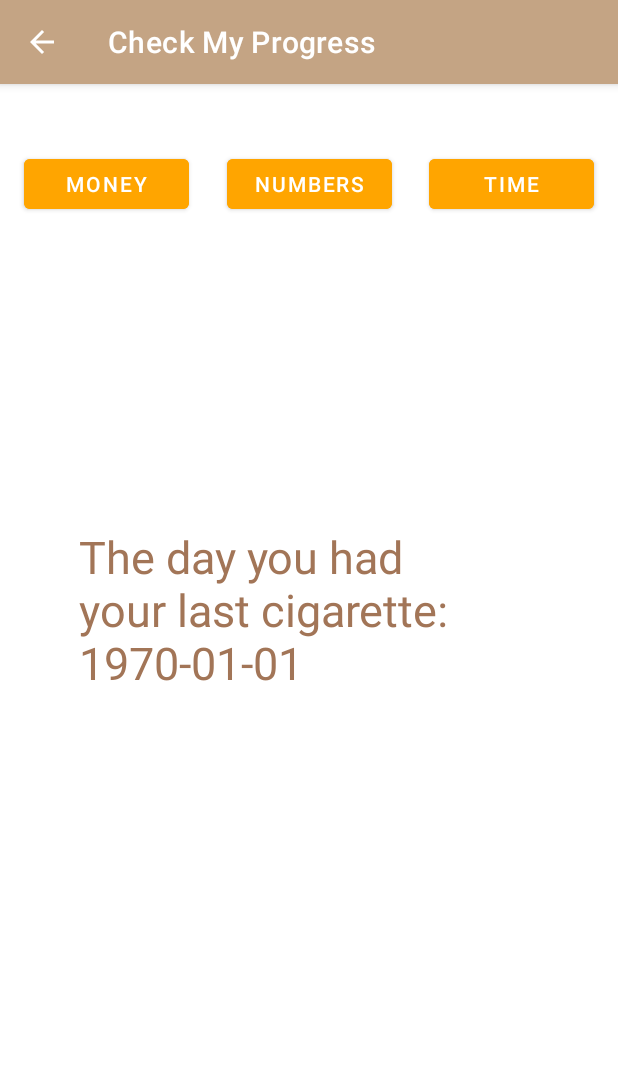
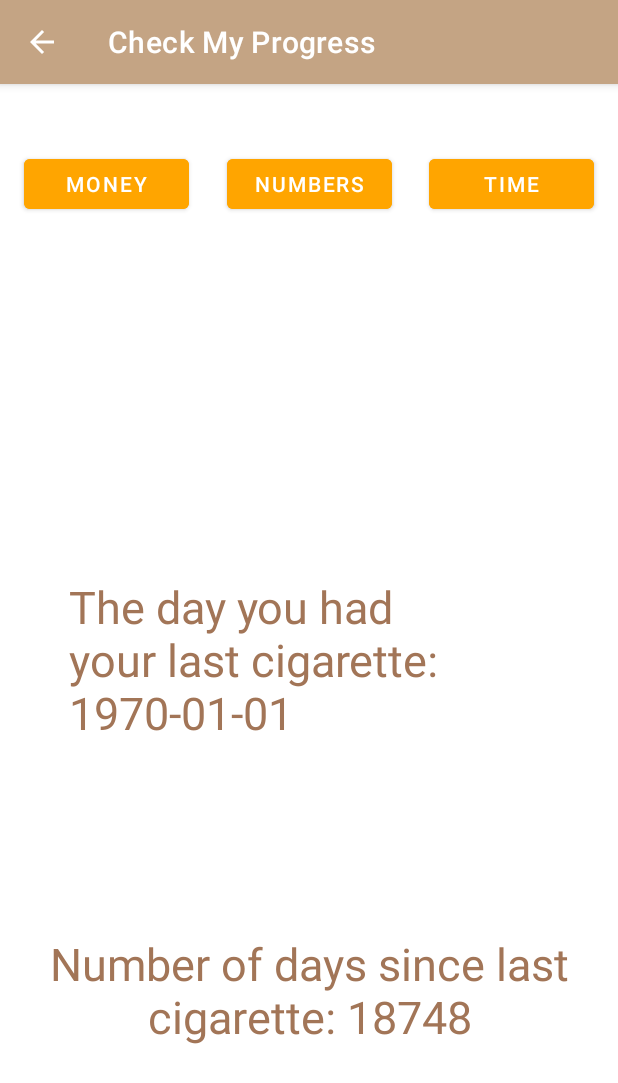
Before and after one commit to BenPare/Nicotine-Knock-App, an Android app: the fragment TimeFragment placed in its activity, on a phone screen of 412 x 824 dp. Shown: the top 1083 px of the screen. Run offline under Robolectric (Android 15) with nearby library versions, the phone set to English and light mode, and no system bars.

Commit message:
added a static method to main activity that calculates the number of days between two points.  This method is called in the time fragment and the share button to calculate the number of days between two times which are the last time the user had a cigarette and now.

```diff
--- a/app/src/main/java/fsu/csc3560/bp/nicotineknock/MainActivity.java
+++ b/app/src/main/java/fsu/csc3560/bp/nicotineknock/MainActivity.java
@@ -22,6 +22,7 @@ import android.widget.Toast;
 import java.math.BigDecimal;
 import java.math.MathContext;
 import java.text.SimpleDateFormat;
+import java.time.temporal.ChronoUnit;
 import java.util.Date;
 
 public class MainActivity extends AppCompatActivity {
@@ -106,10 +107,12 @@ public class MainActivity extends AppCompatActivity {
 
         SimpleDateFormat formatter = new SimpleDateFormat("yyyy-MM-dd");
         Date date = new Date(lastTime);
+        Date now = new Date(System.currentTimeMillis());
 
         String currency = sharedPref.getString(getString(R.string.saved_currency), "Dollars");
 
         String txt = "I have saved " + rounded + " " + currency + " by not smoking cigarettes! \n" +
+                "It has been " + MainActivity.getDayCount(formatter.format(date), formatter.format(now)) + " day(s) since my last cigarette! \n" +
                 "I have not had a cigarette since " + formatter.format(date) + "!";
         String mimeType = "text/plain";
         ShareCompat.IntentBuilder
@@ -136,4 +139,20 @@ public class MainActivity extends AppCompatActivity {
         quoteAlert.show(inspoFrag, "Inspirational Quote Dialog Fragment");
 
     }
+
+    private static SimpleDateFormat simpleDateFormat = new SimpleDateFormat("yyyy-MM-dd");
+
+    public static long getDayCount(String start, String end) {
+        long diff = -1;
+        try {
+            Date dateStart = simpleDateFormat.parse(start);
+            Date dateEnd = simpleDateFormat.parse(end);
+
+            //time is always 00:00:00, so rounding should help to ignore the missing hour when going from winter to summer time, as well as the extra hour in the other direction
+            diff = Math.round((dateEnd.getTime() - dateStart.getTime()) / (double) 86400000);
+        } catch (Exception e) {
+            //handle the exception according to your own situation
+        }
+        return diff;
+    }
 }
--- a/app/src/main/java/fsu/csc3560/bp/nicotineknock/TimeFragment.java
+++ b/app/src/main/java/fsu/csc3560/bp/nicotineknock/TimeFragment.java
@@ -24,9 +24,13 @@ public class TimeFragment extends Fragment {
 
         SimpleDateFormat formatter = new SimpleDateFormat("yyyy-MM-dd");
         Date date = new Date(lastTime);
+        Date now = new Date(System.currentTimeMillis());
 
         TextView stText = (TextView) returnView.findViewById(R.id.smokeTimeText);
         stText.setText("The day you had your last cigarette: " + formatter.format(date));
 
+        TextView dnText = (TextView) returnView.findViewById(R.id.textDayNumber);
+        dnText.setText("Number of days since last cigarette: " + MainActivity.getDayCount(formatter.format(date), formatter.format(now)));
+
         return returnView;
     }}
--- a/app/src/main/res/layout/timefragment.xml
+++ b/app/src/main/res/layout/timefragment.xml
@@ -8,8 +8,8 @@
 
     <TextView
         android:id="@+id/smokeTimeText"
-        android:layout_width="305dp"
-        android:layout_height="179dp"
+        android:layout_width="319dp"
+        android:layout_height="112dp"
         android:layout_gravity="center_horizontal"
         android:text="Date of last cigarette:"
         android:textColor="#A27557"
@@ -20,4 +20,17 @@
         app:layout_constraintStart_toStartOf="parent"
         app:layout_constraintTop_toTopOf="parent" />
 
+    <TextView
+        android:id="@+id/textDayNumber"
+        android:layout_width="wrap_content"
+        android:layout_height="wrap_content"
+        android:text="Number of days since last cigarette: "
+        android:textAlignment="center"
+        android:textColor="#A27557"
+        android:textSize="30sp"
+        app:layout_constraintBottom_toBottomOf="parent"
+        app:layout_constraintEnd_toEndOf="parent"
+        app:layout_constraintStart_toStartOf="parent"
+        app:layout_constraintTop_toBottomOf="@+id/smokeTimeText" />
+
 </androidx.constraintlayout.widget.ConstraintLayout>
```
